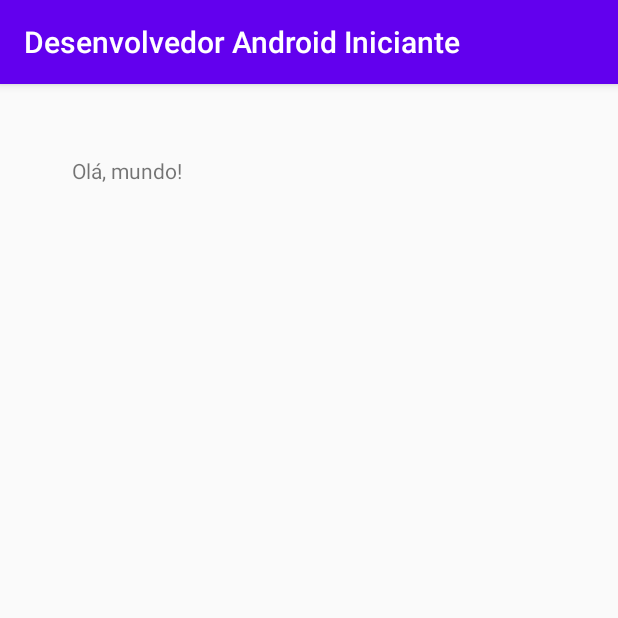
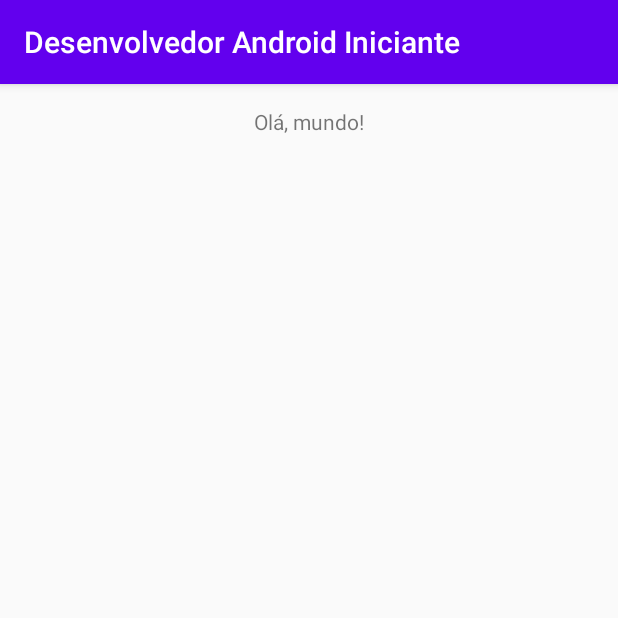
Before and after one commit to marcelocezario/Desenvolvedor-Android-Iniciante-Udemy-Android, an Android app: the screen it shows after launch (MainActivity), on a phone screen of 412 x 824 dp, the top half of it. Run offline under Robolectric (Android 15) with nearby library versions, the phone set to English and light mode, and no system bars.

Commit message:
Usando gravity para alinhamento

```diff
--- a/DesenvolvedorAndroidIniciante/app/src/main/res/layout/activity_main.xml
+++ b/DesenvolvedorAndroidIniciante/app/src/main/res/layout/activity_main.xml
@@ -8,12 +8,9 @@
     tools:context=".MainActivity">
 
     <TextView
-        android:layout_width="wrap_content"
-        android:layout_height="wrap_content"
-        android:layout_marginStart="32dp"
-        android:layout_marginEnd="32dp"
-        android:layout_marginTop="32dp"
-        android:padding="16dp"
+        android:layout_width="match_parent"
+        android:layout_height="50dp"
+        android:gravity="center"
         android:text="Olá, mundo!" />
 
 </LinearLayout>
```
